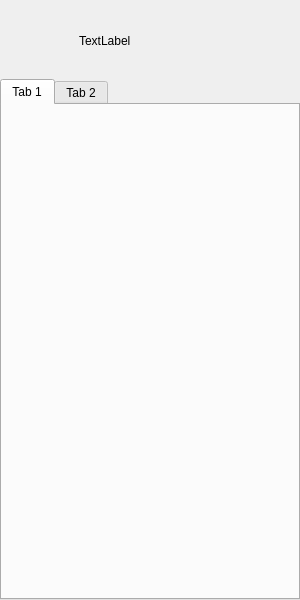
This is Widgets/FrmMain/FrmMain.ui in KangLin/RabbitIm as Qt 5 draws it before an edit. The edited form follows.
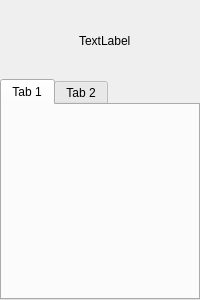
This is the edited form. The open tabs and pages were chosen to show the change. Icons and pictures are not drawn. Custom widgets are drawn as their Qt base class.

```diff
--- a/Widgets/FrmMain/FrmMain.ui
+++ b/Widgets/FrmMain/FrmMain.ui
@@ -1,26 +1,23 @@
 <?xml version="1.0" encoding="UTF-8"?>
 <ui version="4.0">
  <class>CFrmMain</class>
- <widget class="QFrame" name="CFrmMain">
+ <widget class="QWidget" name="CFrmMain">
   <property name="geometry">
    <rect>
     <x>0</x>
     <y>0</y>
-    <width>300</width>
-    <height>600</height>
+    <width>200</width>
+    <height>300</height>
    </rect>
   </property>
+  <property name="sizePolicy">
+   <sizepolicy hsizetype="Expanding" vsizetype="Expanding">
+    <horstretch>0</horstretch>
+    <verstretch>0</verstretch>
+   </sizepolicy>
+  </property>
   <property name="windowTitle">
-   <string>Frame</string>
-  </property>
-  <property name="frameShape">
-   <enum>QFrame::NoFrame</enum>
-  </property>
-  <property name="frameShadow">
-   <enum>QFrame::Plain</enum>
-  </property>
-  <property name="lineWidth">
-   <number>0</number>
+   <string>Main</string>
   </property>
   <layout class="QGridLayout" name="gridLayout_2">
    <property name="leftMargin">
@@ -37,10 +34,19 @@
    </property>
    <item row="1" column="0">
     <widget class="QTabWidget" name="tabWidget">
-     <property name="currentIndex">
-      <number>1</number>
+     <property name="sizePolicy">
+      <sizepolicy hsizetype="Expanding" vsizetype="Expanding">
+       <horstretch>0</horstretch>
+       <verstretch>0</verstretch>
+      </sizepolicy>
      </property>
      <widget class="QWidget" name="tab">
+      <property name="sizePolicy">
+       <sizepolicy hsizetype="Expanding" vsizetype="Expanding">
+        <horstretch>0</horstretch>
+        <verstretch>0</verstretch>
+       </sizepolicy>
+      </property>
       <attribute name="title">
        <string>Tab 1</string>
       </attribute>
@@ -54,6 +60,12 @@
    </item>
    <item row="0" column="0">
     <widget class="QWidget" name="widget" native="true">
+     <property name="sizePolicy">
+      <sizepolicy hsizetype="Expanding" vsizetype="Preferred">
+       <horstretch>0</horstretch>
+       <verstretch>0</verstretch>
+      </sizepolicy>
+     </property>
      <layout class="QGridLayout" name="gridLayout">
       <property name="leftMargin">
        <number>9</number>
```
Left out of the diff: 6 changed lines with no effect on the pictures.
